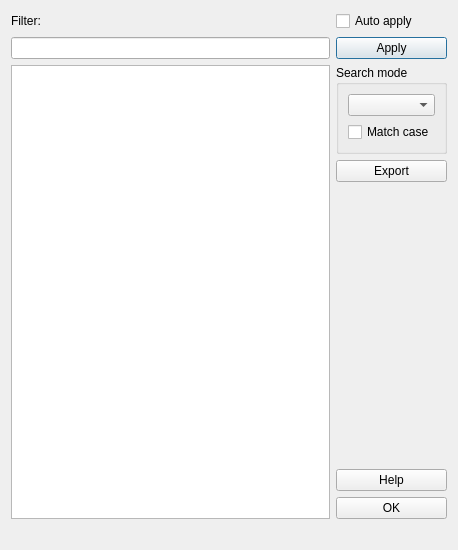
Qt form dictheadwords.ui (goldendict/goldendict) before a commit.
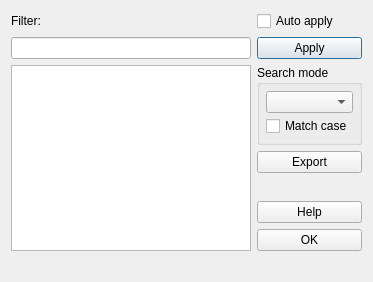
The same form after that commit.

Patch:
```diff
--- a/dictheadwords.ui
+++ b/dictheadwords.ui
@@ -6,8 +6,8 @@
    <rect>
     <x>0</x>
     <y>0</y>
-    <width>458</width>
-    <height>550</height>
+    <width>373</width>
+    <height>282</height>
    </rect>
   </property>
   <property name="windowTitle">
@@ -27,6 +27,21 @@
           <string>Search mode</string>
          </property>
          <layout class="QVBoxLayout" name="verticalLayout">
+          <property name="spacing">
+           <number>3</number>
+          </property>
+          <property name="leftMargin">
+           <number>6</number>
+          </property>
+          <property name="topMargin">
+           <number>6</number>
+          </property>
+          <property name="rightMargin">
+           <number>6</number>
+          </property>
+          <property name="bottomMargin">
+           <number>6</number>
+          </property>
           <item>
            <widget class="QComboBox" name="searchModeCombo">
             <property name="toolTip">
```
